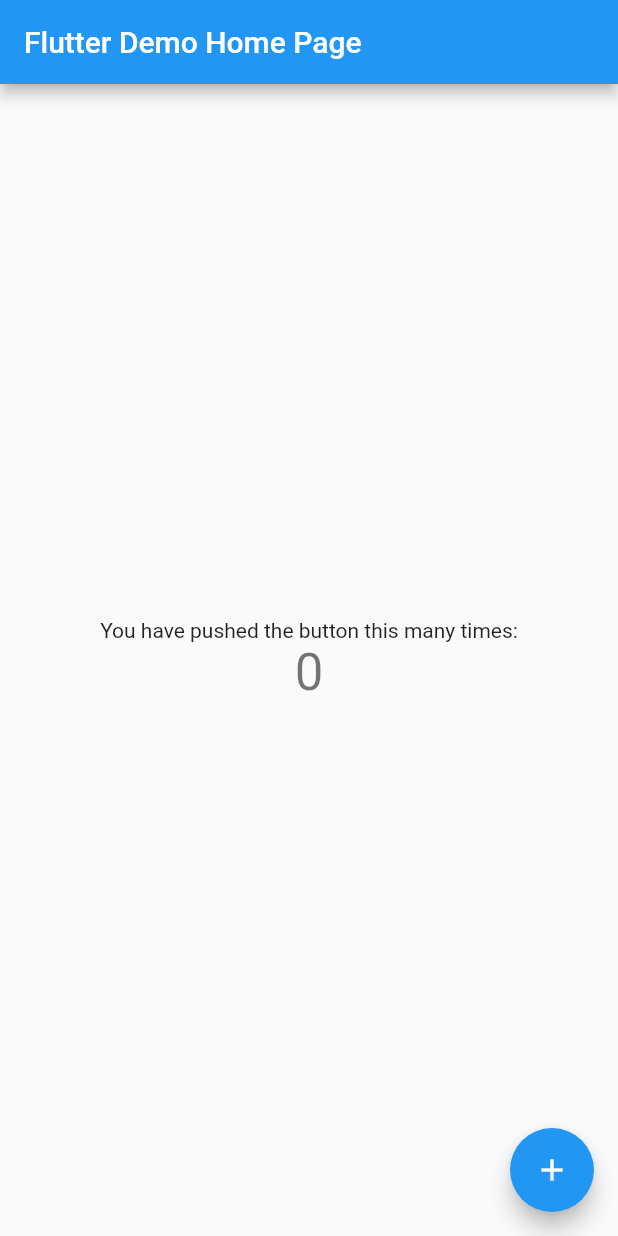
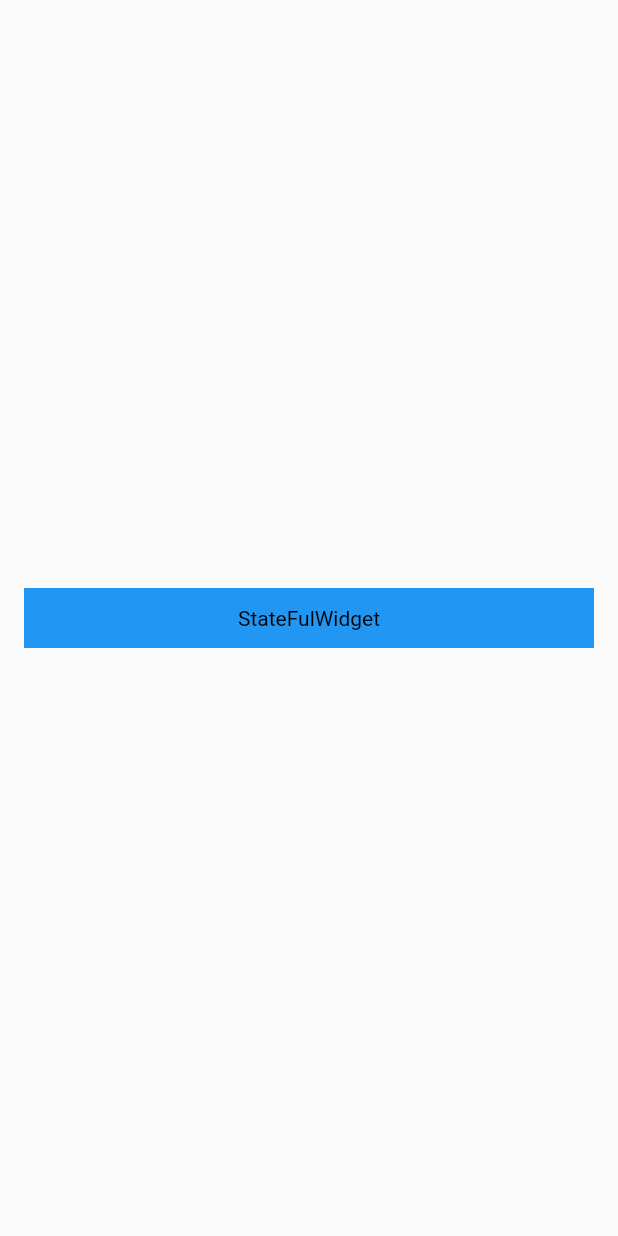
Before and after one commit to BrenoLopez/initial-flutter, a Flutter app: the screen it shows after launch, on a phone screen of 412 x 824 dp. Run offline on Flutter 3.47's test engine with Material 2 defaults, Android fonts, the light colour scheme and no system bars.

Commit message:
tutorial learning

```diff
--- a/lib/main.dart
+++ b/lib/main.dart
@@ -1,4 +1,8 @@
 import 'package:flutter/material.dart';
+import 'package:initialflutter/tutorial/gesture_detector.dart';
+import 'package:initialflutter/tutorial/stateful_widget.dart';
+
+import 'tutorial/lifecycle_widget.dart';
 
 void main() {
   runApp(const MyApp());
@@ -6,110 +10,20 @@
 
 class MyApp extends StatelessWidget {
   const MyApp({Key? key}) : super(key: key);
-
-  // This widget is the root of your application.
   @override
   Widget build(BuildContext context) {
     return MaterialApp(
+      debugShowCheckedModeBanner: false,
       title: 'Flutter Demo',
       theme: ThemeData(
-        // This is the theme of your application.
-        //
-        // Try running your application with "flutter run". You'll see the
-        // application has a blue toolbar. Then, without quitting the app, try
-        // changing the primarySwatch below to Colors.green and then invoke
-        // "hot reload" (press "r" in the console where you ran "flutter run",
-        // or simply save your changes to "hot reload" in a Flutter IDE).
-        // Notice that the counter didn't reset back to zero; the application
-        // is not restarted.
         primarySwatch: Colors.blue,
       ),
-      home: const MyHomePage(title: 'Flutter Demo Home Page'),
+      initialRoute: '/',
+      routes: {
+        '/': (context) => const TestGestureDetectorWidget(),
+        '/stateful-widget': (context) => TestStateFulWidget(),
+        '/lifecycle': (context) => LifecyCleWidget()
+      },
     );
   }
 }
-
-class MyHomePage extends StatefulWidget {
-  const MyHomePage({Key? key, required this.title}) : super(key: key);
-
-  // This widget is the home page of your application. It is stateful, meaning
-  // that it has a State object (defined below) that contains fields that affect
-  // how it looks.
-
-  // This class is the configuration for the state. It holds the values (in this
-  // case the title) provided by the parent (in this case the App widget) and
-  // used by the build method of the State. Fields in a Widget subclass are
-  // always marked "final".
-
-  final String title;
-
-  @override
-  State<MyHomePage> createState() => _MyHomePageState();
-}
-
-class _MyHomePageState extends State<MyHomePage> {
-  int _counter = 0;
-
-  void _incrementCounter() {
-    setState(() {
-      // This call to setState tells the Flutter framework that something has
-      // changed in this State, which causes it to rerun the build method below
-      // so that the display can reflect the updated values. If we changed
-      // _counter without calling setState(), then the build method would not be
-      // called again, and so nothing would appear to happen.
-      _counter++;
-    });
-  }
-
-  @override
-  Widget build(BuildContext context) {
-    // This method is rerun every time setState is called, for instance as done
-    // by the _incrementCounter method above.
-    //
-    // The Flutter framework has been optimized to make rerunning build methods
-    // fast, so that you can just rebuild anything that needs updating rather
-    // than having to individually change instances of widgets.
-    return Scaffold(
-      appBar: AppBar(
-        // Here we take the value from the MyHomePage object that was created by
-        // the App.build method, and use it to set our appbar title.
-        title: Text(widget.title),
-      ),
-      body: Center(
-        // Center is a layout widget. It takes a single child and positions it
-        // in the middle of the parent.
-        child: Column(
-          // Column is also a layout widget. It takes a list of children and
-          // arranges them vertically. By default, it sizes itself to fit its
-          // children horizontally, and tries to be as tall as its parent.
-          //
-          // Invoke "debug painting" (press "p" in the console, choose the
-          // "Toggle Debug Paint" action from the Flutter Inspector in Android
-          // Studio, or the "Toggle Debug Paint" command in Visual Studio Code)
-          // to see the wireframe for each widget.
-          //
-          // Column has various properties to control how it sizes itself and
-          // how it positions its children. Here we use mainAxisAlignment to
-          // center the children vertically; the main axis here is the vertical
-          // axis because Columns are vertical (the cross axis would be
-          // horizontal).
-          mainAxisAlignment: MainAxisAlignment.center,
-          children: <Widget>[
-            const Text(
-              'You have pushed the button this many times:',
-            ),
-            Text(
-              '$_counter',
-              style: Theme.of(context).textTheme.headline4,
-            ),
-          ],
-        ),
-      ),
-      floatingActionButton: FloatingActionButton(
-        onPressed: _incrementCounter,
-        tooltip: 'Increment',
-        child: const Icon(Icons.add),
-      ), // This trailing comma makes auto-formatting nicer for build methods.
-    );
-  }
-}
--- /dev/null
+++ b/lib/tutorial/gesture_detector.dart
@@ -0,0 +1,30 @@
+import 'package:flutter/material.dart';
+
+class TestGestureDetectorWidget extends StatelessWidget {
+  const TestGestureDetectorWidget({Key? key}) : super(key: key);
+
+  @override
+  Widget build(BuildContext context) {
+    return Scaffold(
+      body: Center(
+        child: GestureDetector(
+          onTap: () {
+            Navigator.pushNamed(context, '/stateful-widget');
+          },
+          child: Padding(
+            padding: const EdgeInsets.symmetric(horizontal: 16),
+            child: Container(
+              height: 40,
+              color: Colors.blue,
+              child: const Center(
+                  child: Text(
+                'StateFulWidget',
+                style: TextStyle(color: Colors.black),
+              )),
+            ),
+          ),
+        ),
+      ),
+    );
+  }
+}
```
Also changed, not shown: lib/tutorial/lifecycle_widget.dart (added, +48 -0 lines), lib/tutorial/stateful_widget.dart (added, +63 -0 lines), 8 other files.
